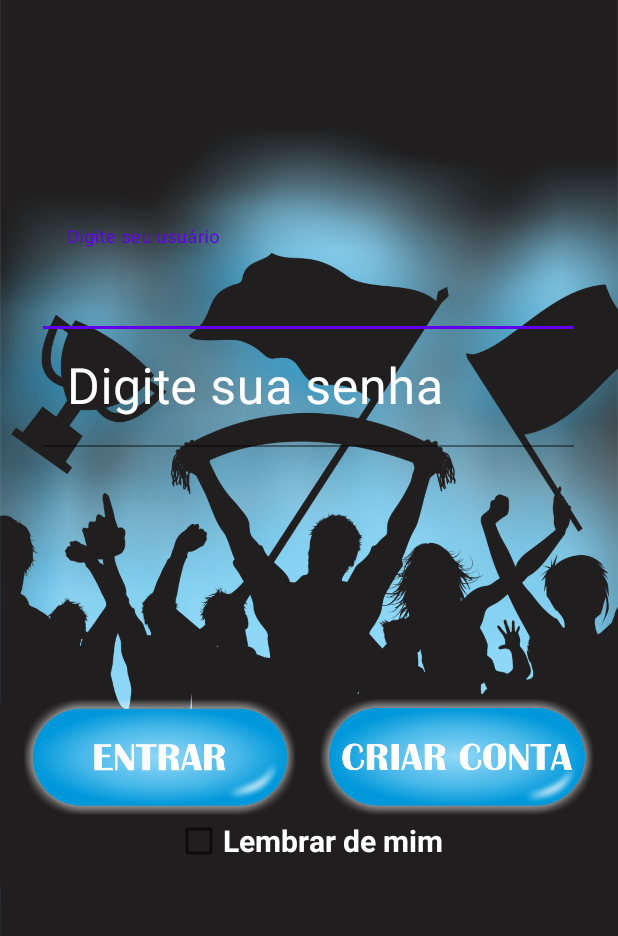
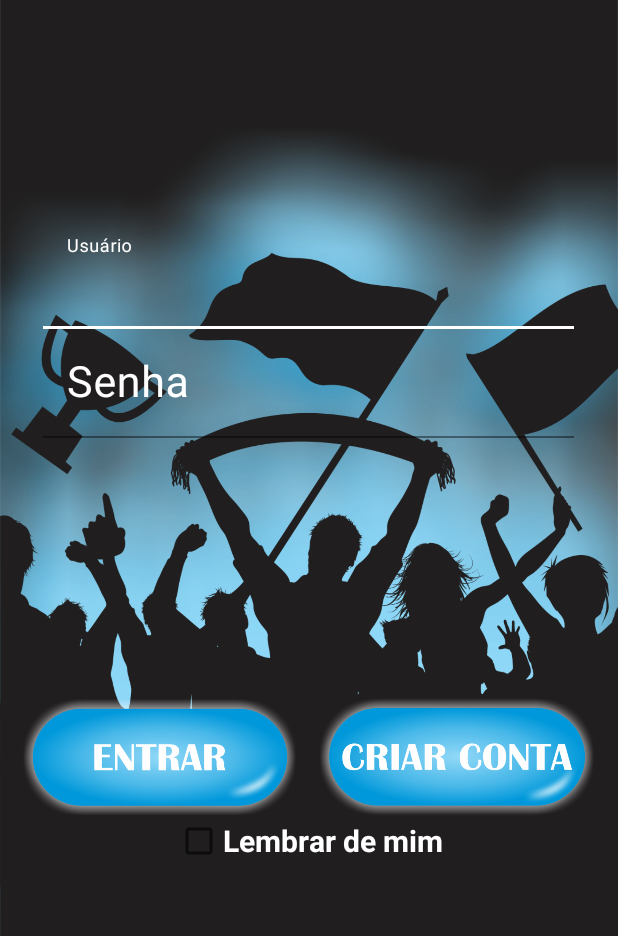
Before and after one commit to ronie-san/pytaco_app, an Android app: the screen it shows after launch (LoginActivity), on a phone screen of 412 x 824 dp, the part 300-1236 px from its top. Run offline under Robolectric (Android 15) with nearby library versions, the phone set to English and light mode, and no system bars; our stand-ins replace Volley.

Commit message:
Criação de enums de requisições Pytaco. Alteração no componente Edit para um TextInputText.

```diff
--- a/app/src/main/java/br/com/enterprise/pytaco/activity/IActivity.java
+++ b/app/src/main/java/br/com/enterprise/pytaco/activity/IActivity.java
@@ -6,7 +6,10 @@ import com.android.volley.VolleyError;
 
 import org.json.JSONObject;
 
+import br.com.enterprise.pytaco.util.PytacoRequestEnum;
+
 public interface IActivity {
+    PytacoRequestEnum getPytacoRequest();
     void onJsonSuccess(JSONObject response);
     void onSucess(String response);
     void onError(VolleyError error);
--- a/app/src/main/java/br/com/enterprise/pytaco/activity/LoginActivity.java
+++ b/app/src/main/java/br/com/enterprise/pytaco/activity/LoginActivity.java
@@ -21,6 +21,7 @@ import org.json.JSONObject;
 import br.com.enterprise.pytaco.R;
 import br.com.enterprise.pytaco.pojo.Usuario;
 import br.com.enterprise.pytaco.util.PytacoRequest;
+import br.com.enterprise.pytaco.util.PytacoRequestEnum;
 
 public class LoginActivity extends BaseActivity implements IActivity {
 
@@ -29,6 +30,7 @@ public class LoginActivity extends BaseActivity implements IActivity {
     private EditText edtSenha;
     private CheckBox chkLembrar;
     private SharedPreferences preferences;
+    private PytacoRequestEnum pytacoRequestEnum = PytacoRequestEnum.NONE;
 
     @Override
     protected void onCreate(@Nullable Bundle savedInstanceState) {
@@ -116,6 +118,11 @@ public class LoginActivity extends BaseActivity implements IActivity {
     }
 
     @Override
+    public PytacoRequestEnum getPytacoRequest() {
+        return pytacoRequestEnum;
+    }
+
+    @Override
     public void onJsonSuccess(JSONObject response) {
         if (!this.isDestroyed()) {
             if (chkLembrar.isChecked()) {
--- /dev/null
+++ b/app/src/main/java/br/com/enterprise/pytaco/util/PytacoRequestEnum.java
@@ -0,0 +1,13 @@
+package br.com.enterprise.pytaco.util;
+
+public enum PytacoRequestEnum {
+    NONE,
+    CRIAR_CONTA,
+    LOGIN,
+    CHECK_VERSION,
+    GERA_CHAVE_SEGURANCA,
+    LISTA_CLUBES,
+    CRIAR_CLUBE,
+    ASSOCIAR,
+    ATUALIZA_PYTACOS
+}
--- a/app/src/main/res/layout/activity_login.xml
+++ b/app/src/main/res/layout/activity_login.xml
@@ -1,5 +1,6 @@
 <?xml version="1.0" encoding="utf-8"?>
 <RelativeLayout xmlns:android="http://schemas.android.com/apk/res/android"
+    xmlns:app="http://schemas.android.com/apk/res-auto"
     android:layout_width="match_parent"
     android:layout_height="match_parent"
     android:background="#201E1E">
@@ -59,75 +60,36 @@
             android:orientation="vertical">
 
             <com.google.android.material.textfield.TextInputLayout
-                style="@style/Widget.MaterialComponents.TextInputLayout.FilledBox"
+                style="@style/input_color"
                 android:layout_width="match_parent"
                 android:layout_height="wrap_content"
-                android:backgroundTint="@android:color/white"
-                android:baselineAligned="false"
-                android:textColorHint="@android:color/white">
+                app:boxStrokeColor="@android:color/white"
+                app:hintTextColor="@android:color/white">
 
                 <com.google.android.material.textfield.TextInputEditText
                     android:id="@+id/login_edtUsuario"
+                    style="@style/edit_color"
                     android:layout_width="match_parent"
                     android:layout_height="wrap_content"
-                    android:autofillHints=""
-                    android:backgroundTint="@android:color/transparent"
-                    android:cursorVisible="true"
-                    android:hint="Digite seu usuário"
-                    android:inputType="text"
-                    android:maxLines="1"
-                    android:textColor="@android:color/white"
-                    android:textColorHint="@android:color/white"
-                    android:textColorLink="@android:color/white"
-                    android:textSize="15pt" />
+                    android:hint="Usuário" />
 
             </com.google.android.material.textfield.TextInputLayout>
 
-            <!--            <TextView-->
-            <!--                style="@style/label_login"-->
-            <!--                android:text="Usuário"-->
-            <!--                android:textSize="15pt" />-->
-
-            <!--            <EditText-->
-            <!--                android:id="@+id/login_edtUsuario"-->
-            <!--                style="@style/edt_criar_conta"-->
-            <!--                android:hint="Digite seu usuário" />-->
-
             <com.google.android.material.textfield.TextInputLayout
-                style="@style/Widget.MaterialComponents.TextInputLayout.FilledBox"
+                style="@style/input_color"
                 android:layout_width="match_parent"
                 android:layout_height="wrap_content"
-                android:backgroundTint="@android:color/white"
-                android:baselineAligned="false"
-                android:textColorHint="@android:color/white">
+                app:boxStrokeColor="@android:color/white"
+                app:hintTextColor="@android:color/white">
 
                 <com.google.android.material.textfield.TextInputEditText
                     android:id="@+id/login_edtSenha"
+                    style="@style/edit_color"
                     android:layout_width="match_parent"
                     android:layout_height="wrap_content"
-                    android:autofillHints=""
-                    android:backgroundTint="@android:color/transparent"
-                    android:cursorVisible="true"
-                    android:hint="Digite sua senha"
-                    android:inputType="text"
-                    android:maxLines="1"
-                    android:textColor="@android:color/white"
-                    android:textColorHint="@android:color/white"
-                    android:textColorLink="@android:color/white"
-                    android:textSize="15pt" />
+                    android:hint="Senha" />
 
             </com.google.android.material.textfield.TextInputLayout>
-
-            <!--            <TextView-->
-            <!--                style="@style/label_login"-->
-            <!--                android:text="Senha"-->
-            <!--                android:textSize="15pt" />-->
-
-            <!--            <EditText-->
-            <!--                android:id="@+id/login_edtSenha"-->
-            <!--                style="@style/edt_criar_conta"-->
-            <!--                android:hint="Digite sua senha"-->
-            <!--                android:inputType="textPassword" />-->
         </LinearLayout>
 
         <Space
--- a/app/src/main/res/values/styles.xml
+++ b/app/src/main/res/values/styles.xml
@@ -13,7 +13,6 @@
     <style name="label_login">
         <item name="android:layout_width">wrap_content</item>
         <item name="android:layout_height">wrap_content</item>
-<!--        <item name="android:textColor">#028CD2</item>-->
         <item name="android:textColor">@android:color/white</item>
         <item name="android:textStyle">bold</item>
     </style>
@@ -25,4 +24,27 @@
         <item name="android:lines">1</item>
         <item name="android:singleLine">true</item>
     </style>
+
+    <style name="edit_color" parent="@android:style/TextAppearance">
+        <item name="android:textColor">@android:color/white</item>
+        <item name="android:textColorHint">@android:color/white</item>
+        <item name="android:textColorLink">@android:color/white</item>
+        <item name="android:textColorHighlight">@android:color/white</item>
+        <item name="android:textSize">13pt</item>
+        <item name="android:maxLines">1</item>
+        <item name="android:singleLine">true</item>
+        <item name="android:inputType">text</item>
+        <item name="android:backgroundTint">@android:color/transparent</item>
+        <item name="android:colorAccent">@android:color/white</item>
+        <item name="android:colorControlNormal">@android:color/white</item>
+        <item name="android:colorControlActivated">@android:color/white</item>
+        <item name="android:colorControlHighlight">@android:color/white</item>
+        <item name="android:fontFamily">@string/font</item>
+    </style>
+
+    <style name="input_color" parent="@style/Widget.MaterialComponents.TextInputLayout.FilledBox">
+        <item name="android:backgroundTint">@android:color/white</item>
+        <item name="android:baselineAligned">false</item>
+        <item name="android:textColorHint">@android:color/white</item>
+    </style>
 </resources>
```
Also changed, not shown: app/src/main/java/br/com/enterprise/pytaco/activity/CriarContaActivity.java (+7 -0 lines), app/src/main/java/br/com/enterprise/pytaco/activity/MainActivity.java (+7 -0 lines), app/src/main/java/br/com/enterprise/pytaco/activity/TesteActivity.java (+7 -0 lines), app/src/main/res/layout/dialog_criar_clube.xml (+31 -20 lines).
